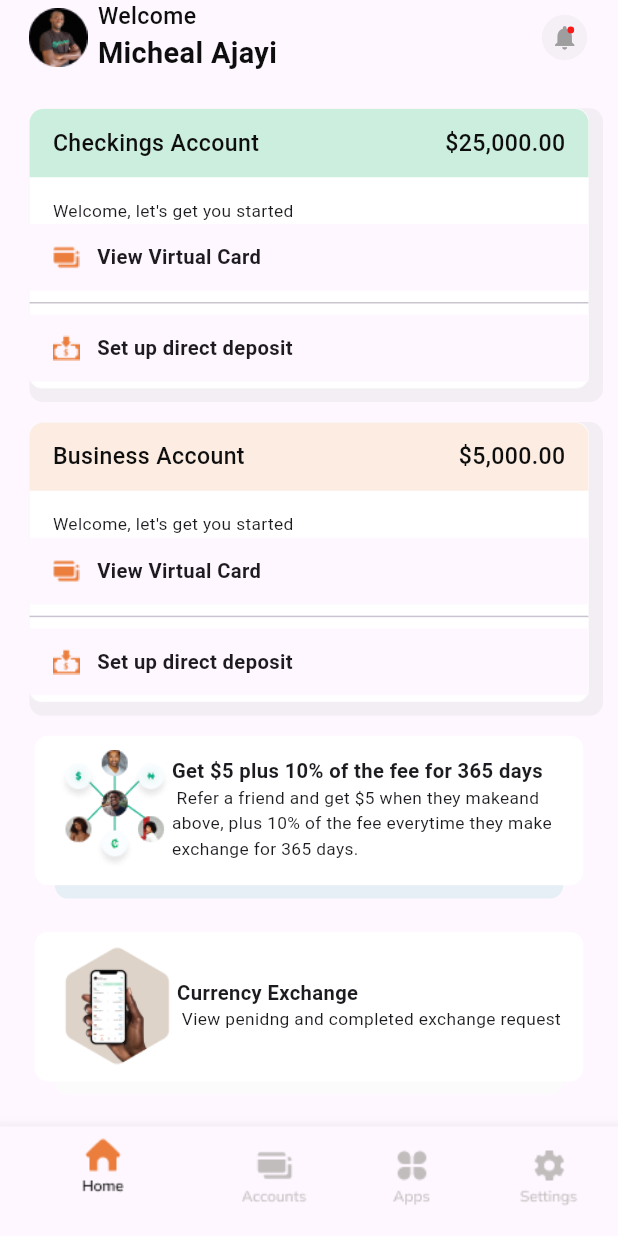
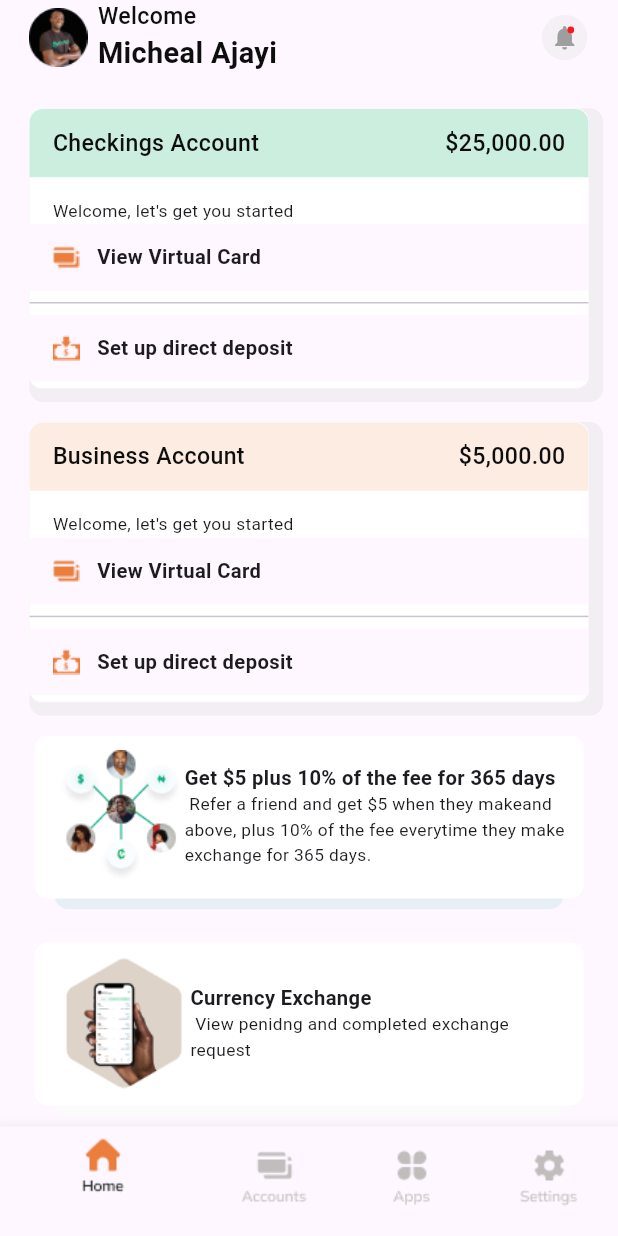
Before and after one commit to Lekki369/traderx, a Flutter app: the GlobalAccount screen opened directly, on a phone screen of 412 x 824 dp. Run offline on Flutter 3.47's test engine with Material 2 defaults, Android fonts, the phone set to English and light mode, and no system bars; our stand-ins replace country_code_picker, flutter_screenutil.

Commit message:
fix for text overfow issue

```diff
--- a/lib/pages/global_account/components/info_cards.dart
+++ b/lib/pages/global_account/components/info_cards.dart
@@ -19,13 +19,13 @@ class InfoCard extends StatelessWidget {
   @override
   Widget build(BuildContext context) {
     return Container(
-      constraints: BoxConstraints.expand(width: double.infinity, height: 122.h),
+      constraints: BoxConstraints.expand(width: double.infinity, height: 130.h),
       child: Stack(
         children: [
           Align(
             alignment: Alignment.bottomCenter,
             child: Container(
-              height: 27.h,
+              height: 37.h,
               width: 352.w,
               decoration: BoxDecoration(
                 color: backgroundColor,
@@ -41,7 +41,7 @@ class InfoCard extends StatelessWidget {
             child: Container(
               padding: EdgeInsets.only(
                   left: 16.sp, right: 8.sp, top: 10.sp, bottom: 11.sp),
-              height: 112.h,
+              height: 122.h,
               width: 380.w,
               decoration: BoxDecoration(
                 color: ThemeColor.white,
@@ -60,6 +60,7 @@ class InfoCard extends StatelessWidget {
                           headlineText,
                           style: TextStyle(
                               fontSize: 14.sp, fontWeight: FontWeight.w700),
+                          overflow: TextOverflow.ellipsis,
                         ),
                         Text(
                           bodyText,
```
